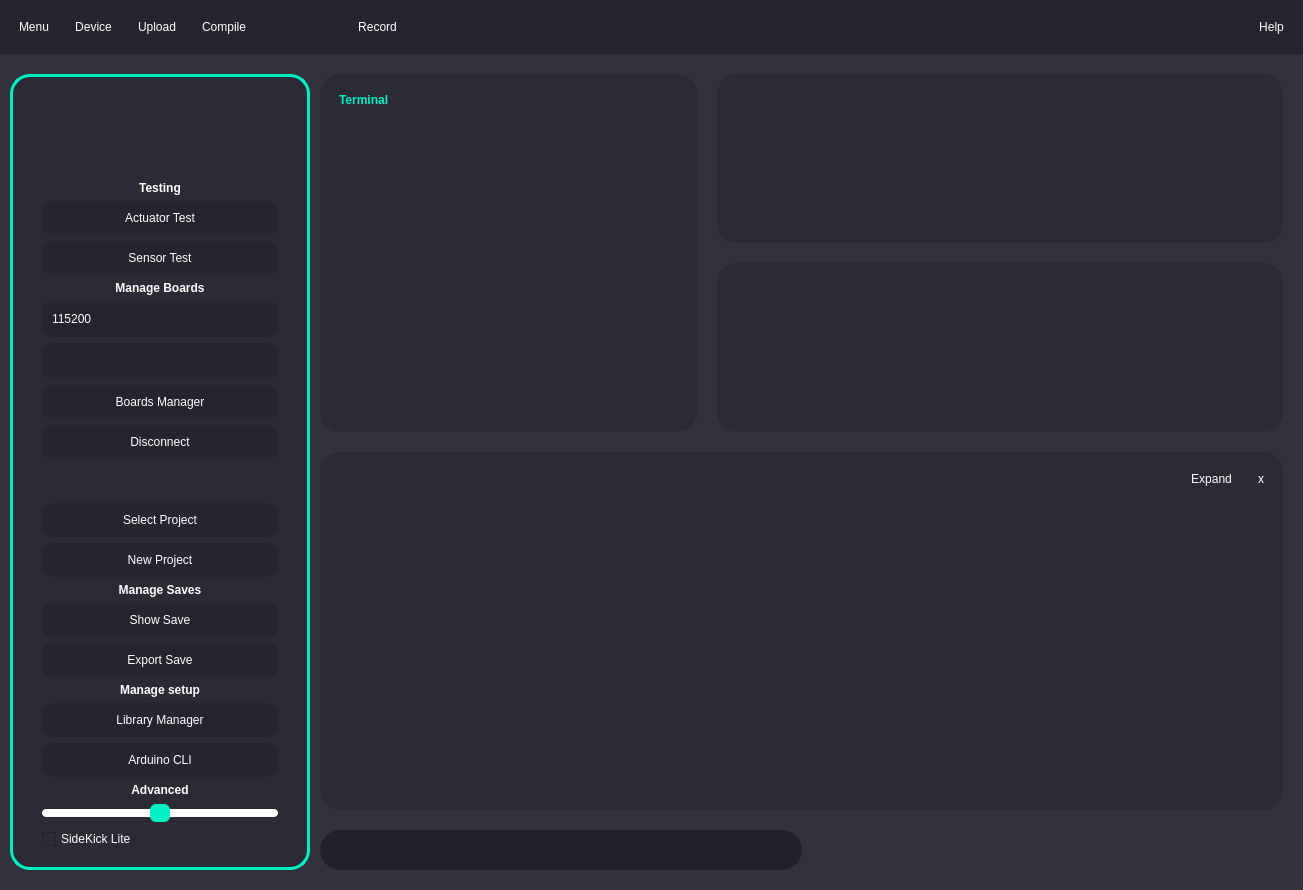
Before: the Qt Designer form Ui/GraphingUi.ui in OrionAerospaceYT/SideKick, drawn with Qt 5.
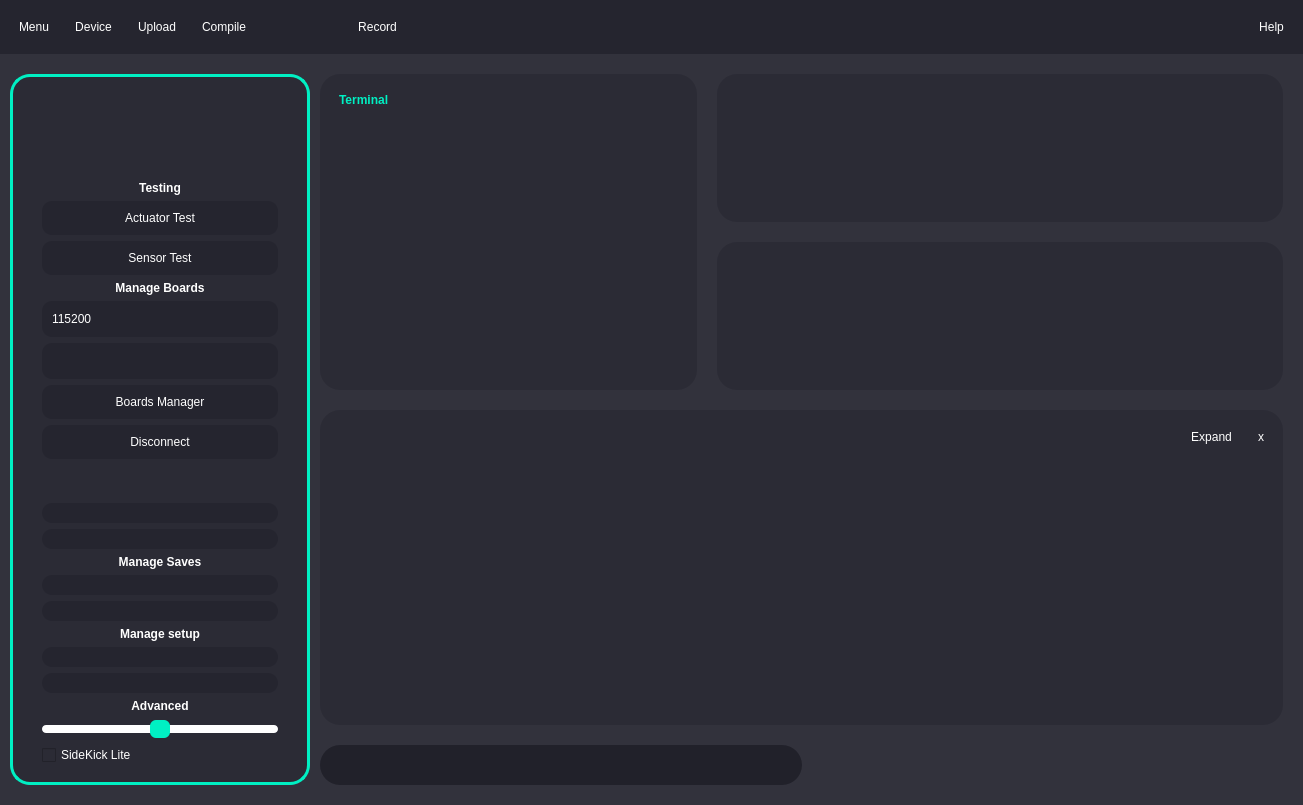
After: the same form once the commit is applied. Icons and pictures are not drawn.

What changed in the file:
```diff
--- a/Ui/GraphingUi.ui
+++ b/Ui/GraphingUi.ui
@@ -987,7 +987,7 @@
          <bool>true</bool>
         </property>
         <property name="sizePolicy">
-         <sizepolicy hsizetype="Fixed" vsizetype="Expanding">
+         <sizepolicy hsizetype="Fixed" vsizetype="Ignored">
           <horstretch>0</horstretch>
           <verstretch>0</verstretch>
          </sizepolicy>
```
Left out of the diff: 2 changed lines with no effect on the pictures.
